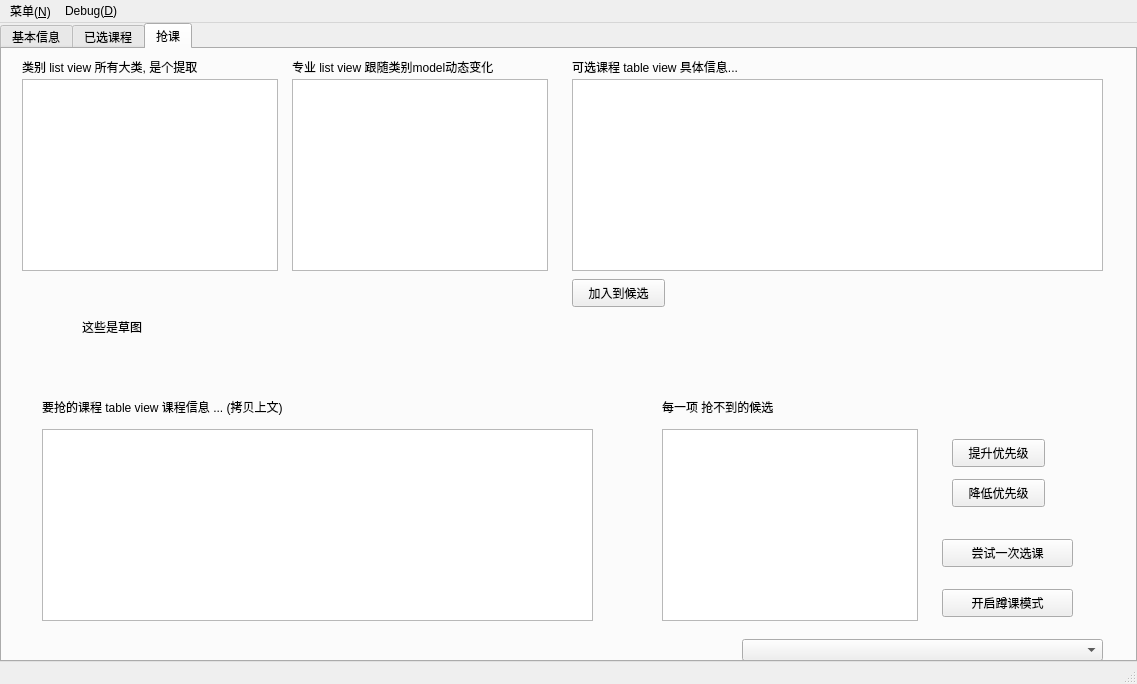
This is GUETCoursePyQt/Window/MainWindow.ui in Hanxven/GUETCoursePyQt5 as Qt 5 draws it before an edit. The edited form follows.
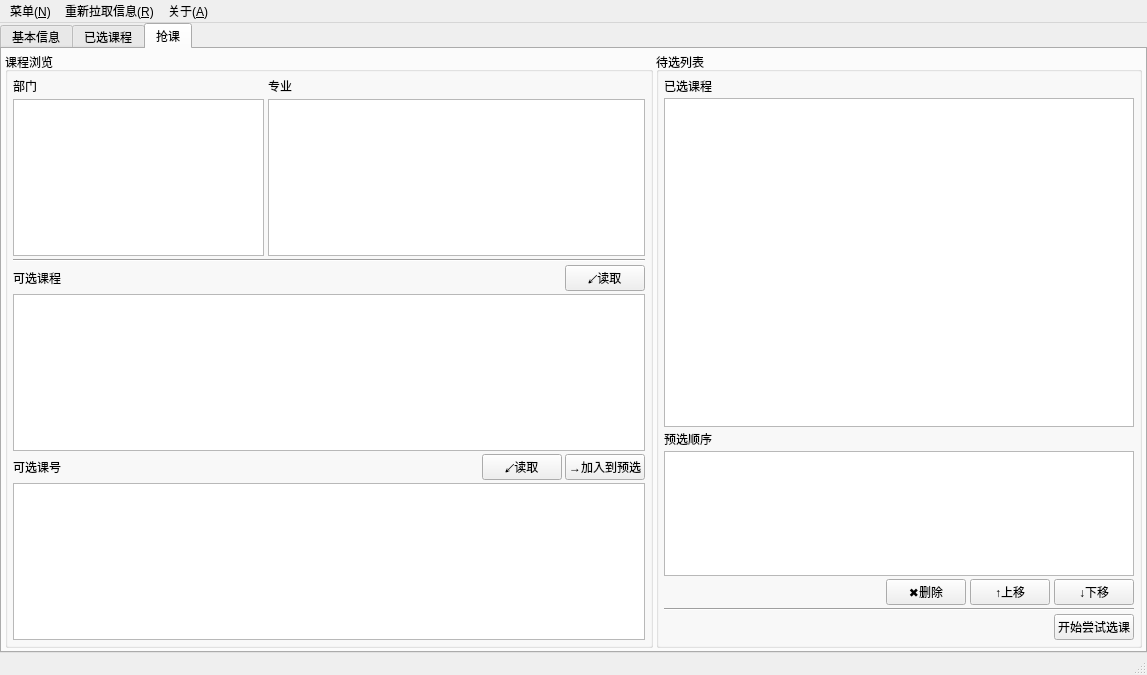
This is the edited form.

What changed in the file:
```diff
--- a/GUETCoursePyQt/Window/MainWindow.ui
+++ b/GUETCoursePyQt/Window/MainWindow.ui
@@ -6,15 +6,18 @@
    <rect>
     <x>0</x>
     <y>0</y>
-    <width>1137</width>
-    <height>684</height>
+    <width>1147</width>
+    <height>675</height>
    </rect>
   </property>
   <property name="windowTitle">
    <string>MainWindow</string>
   </property>
   <widget class="QWidget" name="centralwidget">
-   <layout class="QGridLayout" name="gridLayout">
+   <layout class="QHBoxLayout" name="horizontalLayout_3">
+    <property name="spacing">
+     <number>0</number>
+    </property>
     <property name="leftMargin">
      <number>0</number>
     </property>
@@ -27,10 +30,7 @@
     <property name="bottomMargin">
      <number>0</number>
     </property>
-    <property name="spacing">
-     <number>0</number>
-    </property>
-    <item row="0" column="0">
+    <item>
      <widget class="QStackedWidget" name="stackedWidget">
       <property name="currentIndex">
        <number>1</number>
@@ -270,215 +270,304 @@
            <attribute name="title">
             <string>抢课</string>
            </attribute>
-           <widget class="QComboBox" name="comboBoxMajors">
-            <property name="geometry">
-             <rect>
-              <x>740</x>
-              <y>590</y>
-              <width>361</width>
-              <height>22</height>
-             </rect>
+           <layout class="QGridLayout" name="gridLayout_5" columnstretch="4,3">
+            <property name="leftMargin">
+             <number>3</number>
             </property>
-            <property name="maxVisibleItems">
-             <number>50</number>
+            <property name="topMargin">
+             <number>3</number>
             </property>
-            <property name="duplicatesEnabled">
-             <bool>false</bool>
+            <property name="rightMargin">
+             <number>3</number>
             </property>
-           </widget>
-           <widget class="QListView" name="listView">
-            <property name="geometry">
-             <rect>
-              <x>20</x>
-              <y>30</y>
-              <width>256</width>
-              <height>192</height>
-             </rect>
+            <property name="bottomMargin">
+             <number>3</number>
             </property>
-           </widget>
-           <widget class="QListView" name="listView_2">
-            <property name="geometry">
-             <rect>
-              <x>290</x>
-              <y>30</y>
-              <width>256</width>
-              <height>192</height>
-             </rect>
+            <property name="spacing">
+             <number>3</number>
             </property>
-           </widget>
-           <widget class="QLabel" name="label">
-            <property name="geometry">
-             <rect>
-              <x>20</x>
-              <y>10</y>
-              <width>261</width>
-              <height>16</height>
-             </rect>
-            </property>
-            <property name="text">
-             <string>类别 list view 所有大类, 是个提取</string>
-            </property>
-           </widget>
-           <widget class="QLabel" name="label_2">
-            <property name="geometry">
-             <rect>
-              <x>290</x>
-              <y>10</y>
-              <width>251</width>
-              <height>16</height>
-             </rect>
-            </property>
-            <property name="text">
-             <string>专业 list view 跟随类别model动态变化</string>
-            </property>
-           </widget>
-           <widget class="QLabel" name="label_3">
-            <property name="geometry">
-             <rect>
-              <x>570</x>
-              <y>10</y>
-              <width>531</width>
-              <height>16</height>
-             </rect>
-            </property>
-            <property name="text">
-             <string>可选课程 table view 具体信息...</string>
-            </property>
-           </widget>
-           <widget class="QTableView" name="tableView">
-            <property name="geometry">
-             <rect>
-              <x>570</x>
-              <y>30</y>
-              <width>531</width>
-              <height>192</height>
-             </rect>
-            </property>
-           </widget>
-           <widget class="QPushButton" name="pushButton">
-            <property name="geometry">
-             <rect>
-              <x>570</x>
-              <y>230</y>
-              <width>93</width>
-              <height>28</height>
-             </rect>
-            </property>
-            <property name="text">
-             <string>加入到候选</string>
-            </property>
-           </widget>
-           <widget class="QTableView" name="tableView_2">
-            <property name="geometry">
-             <rect>
-              <x>40</x>
-              <y>380</y>
-              <width>551</width>
-              <height>192</height>
-             </rect>
-            </property>
-           </widget>
-           <widget class="QLabel" name="label_4">
-            <property name="geometry">
-             <rect>
-              <x>40</x>
-              <y>350</y>
-              <width>381</width>
-              <height>16</height>
-             </rect>
-            </property>
-            <property name="text">
-             <string>要抢的课程 table view 课程信息 ... (拷贝上文)</string>
-            </property>
-           </widget>
-           <widget class="QPushButton" name="pushButton_2">
-            <property name="geometry">
-             <rect>
-              <x>950</x>
-              <y>390</y>
-              <width>93</width>
-              <height>28</height>
-             </rect>
-            </property>
-            <property name="text">
-             <string>提升优先级</string>
-            </property>
-           </widget>
-           <widget class="QPushButton" name="pushButton_3">
-            <property name="geometry">
-             <rect>
-              <x>950</x>
-              <y>430</y>
-              <width>93</width>
-              <height>28</height>
-             </rect>
-            </property>
-            <property name="text">
-             <string>降低优先级</string>
-            </property>
-           </widget>
-           <widget class="QLabel" name="label_5">
-            <property name="geometry">
-             <rect>
-              <x>80</x>
-              <y>270</y>
-              <width>111</width>
-              <height>16</height>
-             </rect>
-            </property>
-            <property name="text">
-             <string>这些是草图</string>
-            </property>
-           </widget>
-           <widget class="QPushButton" name="pushButton_4">
-            <property name="geometry">
-             <rect>
-              <x>940</x>
-              <y>490</y>
-              <width>131</width>
-              <height>28</height>
-             </rect>
-            </property>
-            <property name="text">
-             <string>尝试一次选课</string>
-            </property>
-           </widget>
-           <widget class="QPushButton" name="pushButton_5">
-            <property name="geometry">
-             <rect>
-              <x>940</x>
-              <y>540</y>
-              <width>131</width>
-              <height>28</height>
-             </rect>
-            </property>
-            <property name="text">
-             <string>开启蹲课模式</string>
-            </property>
-           </widget>
-           <widget class="QListView" name="listView_3">
-            <property name="geometry">
-             <rect>
-              <x>660</x>
-              <y>380</y>
-              <width>256</width>
-              <height>192</height>
-             </rect>
-            </property>
-           </widget>
-           <widget class="QLabel" name="label_6">
-            <property name="geometry">
-             <rect>
-              <x>660</x>
-              <y>350</y>
-              <width>181</width>
-              <height>16</height>
-             </rect>
-            </property>
-            <property name="text">
-             <string>每一项 抢不到的候选</string>
-            </property>
-           </widget>
+            <item row="0" column="0">
+             <widget class="QGroupBox" name="groupBox">
+              <property name="title">
+               <string>课程浏览</string>
+              </property>
+              <layout class="QGridLayout" name="gridLayout_7">
+               <property name="leftMargin">
+                <number>5</number>
+               </property>
+               <property name="topMargin">
+                <number>5</number>
+               </property>
+               <property name="rightMargin">
+                <number>5</number>
+               </property>
+               <property name="bottomMargin">
+                <number>5</number>
+               </property>
+               <property name="spacing">
+                <number>3</number>
+               </property>
+               <item row="5" column="0">
+                <layout class="QHBoxLayout" name="horizontalLayout_5" stretch="10,1,1">
+                 <item>
+                  <widget class="QLabel" name="label">
+                   <property name="text">
+                    <string>可选课号</string>
+                   </property>
+                  </widget>
+                 </item>
+                 <item>
+                  <widget class="QPushButton" name="pushButton">
+                   <property name="text">
+                    <string>↙读取</string>
+                   </property>
+                  </widget>
+                 </item>
+                 <item>
+                  <widget class="QPushButton" name="btnAddToList">
+                   <property name="text">
+                    <string>→加入到预选</string>
+                   </property>
+                  </widget>
+                 </item>
+                </layout>
+               </item>
+               <item row="3" column="0">
+                <widget class="QTableView" name="tableViewCourses">
+                 <property name="sizeAdjustPolicy">
+                  <enum>QAbstractScrollArea::AdjustIgnored</enum>
+                 </property>
+                 <property name="editTriggers">
+                  <set>QAbstractItemView::NoEditTriggers</set>
+                 </property>
+                 <property name="selectionMode">
+                  <enum>QAbstractItemView::NoSelection</enum>
+                 </property>
+                </widget>
+               </item>
+               <item row="0" column="0">
+                <layout class="QHBoxLayout" name="horizontalLayout_2" stretch="2,3">
+                 <property name="spacing">
+                  <number>4</number>
+                 </property>
+                 <item>
+                  <layout class="QVBoxLayout" name="verticalLayout_3">
+                   <item>
+                    <widget class="QLabel" name="labelDpts">
+                     <property name="text">
+                      <string>部门</string>
+                     </property>
+                    </widget>
+                   </item>
+                   <item>
+                    <widget class="QListView" name="listViewDpts">
+                     <property name="editTriggers">
+                      <set>QAbstractItemView::NoEditTriggers</set>
+                     </property>
+                    </widget>
+                   </item>
+                  </layout>
+                 </item>
+                 <item>
+                  <layout class="QVBoxLayout" name="verticalLayout_2">
+                   <item>
+                    <widget class="QLabel" name="labelMajors">
+                     <property name="text">
+                      <string>专业</string>
+                     </property>
+                    </widget>
+                   </item>
+                   <item>
+                    <widget class="QListView" name="listViewMajors">
+                     <property name="editTriggers">
+                      <set>QAbstractItemView::NoEditTriggers</set>
+                     </property>
+                    </widget>
+                   </item>
+                  </layout>
+                 </item>
+                </layout>
+               </item>
+               <item row="1" column="0">
+                <widget class="Line" name="line_2">
+                 <property name="orientation">
+                  <enum>Qt::Horizontal</enum>
+                 </property>
+                </widget>
+               </item>
+               <item row="6" column="0">
+                <widget class="QTableView" name="tableViewCourseDetail"/>
+               </item>
+               <item row="2" column="0">
+                <layout class="QHBoxLayout" name="horizontalLayout_4" stretch="10,1">
+                 <item>
+                  <widget class="QLabel" name="labelT3C">
+                   <property name="text">
+                    <string>可选课程</string>
+                   </property>
+                  </widget>
+                 </item>
+                 <item>
+                  <widget class="QPushButton" name="btnFetchCourses">
+                   <property name="maximumSize">
+                    <size>
+                     <width>16777215</width>
+                     <height>16777215</height>
+                    </size>
+                   </property>
+                   <property name="text">
+                    <string>↙读取</string>
+                   </property>
+                  </widget>
+                 </item>
+                </layout>
+               </item>
+              </layout>
+             </widget>
+            </item>
+            <item row="0" column="1">
+             <widget class="QGroupBox" name="groupBox_2">
+              <property name="minimumSize">
+               <size>
+                <width>0</width>
+                <height>0</height>
+               </size>
+              </property>
+              <property name="title">
+               <string>待选列表</string>
+              </property>
+              <layout class="QGridLayout" name="gridLayout">
+               <property name="leftMargin">
+                <number>5</number>
+               </property>
+               <property name="topMargin">
+                <number>5</number>
+               </property>
+               <property name="rightMargin">
+                <number>5</number>
+               </property>
+               <property name="bottomMargin">
+                <number>5</number>
+               </property>
+               <property name="spacing">
+                <number>3</number>
+               </property>
+               <item row="2" column="0">
+                <layout class="QHBoxLayout" name="horizontalLayout_7">
+                 <item>
+                  <spacer name="horizontalSpacer_3">
+                   <property name="orientation">
+                    <enum>Qt::Horizontal</enum>
+                   </property>
+                   <property name="sizeHint" stdset="0">
+                    <size>
+                     <width>40</width>
+                     <height>20</height>
+                    </size>
+                   </property>
+                  </spacer>
+                 </item>
+                 <item>
+                  <widget class="QPushButton" name="btnStart">
+                   <property name="text">
+                    <string>开始尝试选课</string>
+                   </property>
+                  </widget>
+                 </item>
+                </layout>
+               </item>
+               <item row="0" column="0">
+                <layout class="QVBoxLayout" name="verticalLayout_4" stretch="2,1">
+                 <item>
+                  <layout class="QVBoxLayout" name="verticalLayout_6">
+                   <item>
+                    <widget class="QLabel" name="labelT3D">
+                     <property name="text">
+                      <string>已选课程</string>
+                     </property>
+                    </widget>
+                   </item>
+                   <item>
+                    <widget class="QTableView" name="tableViewChoosed">
+                     <property name="editTriggers">
+                      <set>QAbstractItemView::NoEditTriggers</set>
+                     </property>
+                    </widget>
+                   </item>
+                  </layout>
+                 </item>
+                 <item>
+                  <layout class="QVBoxLayout" name="verticalLayout_5">
+                   <item>
+                    <widget class="QLabel" name="labelT3E">
+                     <property name="text">
+                      <string>预选顺序</string>
+                     </property>
+                    </widget>
+                   </item>
+                   <item>
+                    <widget class="QTableView" name="tableViewCandidate">
+                     <property name="editTriggers">
+                      <set>QAbstractItemView::NoEditTriggers</set>
+                     </property>
+                    </widget>
+                   </item>
+                   <item>
+                    <layout class="QHBoxLayout" name="horizontalLayout_6">
+                     <property name="spacing">
+                      <number>4</number>
+                     </property>
+                     <item>
+                      <spacer name="horizontalSpacer_2">
+                       <property name="orientation">
+                        <enum>Qt::Horizontal</enum>
+                       </property>
+                       <property name="sizeHint" stdset="0">
+                        <size>
+                         <width>40</width>
+                         <height>20</height>
+                        </size>
+                       </property>
+                      </spacer>
+                     </item>
+                     <item>
+                      <widget class="QPushButton" name="btnDel">
+                       <property name="text">
+                        <string>✖删除</string>
+                       </property>
+                      </widget>
+                     </item>
+                     <item>
+                      <widget class="QPushButton" name="btnMoveUp">
+                       <property name="text">
+                        <string>↑上移</string>
+                       </property>
+                      </widget>
+                     </item>
+                     <item>
+                      <widget class="QPushButton" name="btnMoveDown">
+                       <property name="text">
+                        <string>↓下移</string>
+                       </property>
+                      </widget>
+                     </item>
+                    </layout>
+                   </item>
+                  </layout>
+                 </item>
+                </layout>
+               </item>
+               <item row="1" column="0">
+                <widget class="Line" name="line_3">
+                 <property name="orientation">
+                  <enum>Qt::Horizontal</enum>
+                 </property>
+                </widget>
+               </item>
+              </layout>
+             </widget>
+            </item>
+           </layout>
           </widget>
          </widget>
         </item>
@@ -493,7 +582,7 @@
     <rect>
      <x>0</x>
      <y>0</y>
-     <width>1137</width>
+     <width>1147</width>
      <height>26</height>
     </rect>
    </property>
@@ -507,14 +596,24 @@
    </widget>
    <widget class="QMenu" name="menuRetry">
     <property name="title">
-     <string>Debug(&amp;D)</string>
+     <string>重新拉取信息(&amp;R)</string>
     </property>
     <addaction name="actionReloadCurTerm"/>
     <addaction name="actionReloadStuInfo"/>
     <addaction name="actionReloadPersonInfo"/>
+    <addaction name="separator"/>
+    <addaction name="actionReloadStuInfo"/>
+    <addaction name="actionReloadDptsMajors"/>
+   </widget>
+   <widget class="QMenu" name="menuAbout">
+    <property name="title">
+     <string>关于(&amp;A)</string>
+    </property>
+    <addaction name="actionUsage"/>
    </widget>
    <addaction name="menuFile"/>
    <addaction name="menuRetry"/>
+   <addaction name="menuAbout"/>
   </widget>
   <widget class="QStatusBar" name="status"/>
   <action name="actionLogin">
```
Left out of the diff: 17 changed lines with no effect on the pictures.
